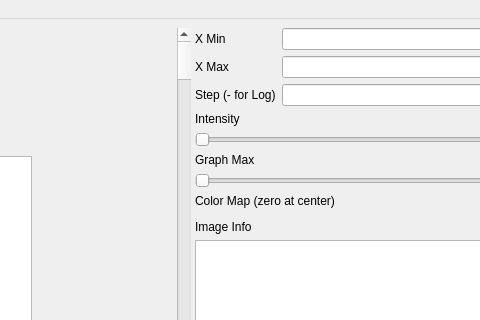
Before: the Qt Designer form Code/Mantid/MantidQt/ImageViewer/inc/MantidQtImageViewer/ImageView.ui in mantidproject/mantid, drawn with Qt 5; both pictures show x 512 to 992 and y 0 to 320 of the 1251 by 712 pixel window.
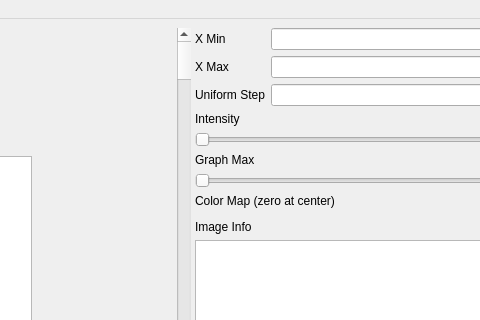
After: the same form once the commit is applied. Custom widgets are drawn as their Qt base class.

Commit message:
Partially implemented range and step controls.
Added initial partial test version of RangeHandler class
to allow dynamic rebinning from the ImageViewer
refs #5058

The edit to the form file:
```diff
--- a/Code/Mantid/MantidQt/ImageViewer/inc/MantidQtImageViewer/ImageView.ui
+++ b/Code/Mantid/MantidQt/ImageViewer/inc/MantidQtImageViewer/ImageView.ui
@@ -86,7 +86,7 @@
           <item row="2" column="0">
            <widget class="QLabel" name="Step_Label">
             <property name="text">
-             <string>Step (- for Log)</string>
+             <string>Uniform Step</string>
             </property>
            </widget>
           </item>
```
The commit also changes 5 other files.
